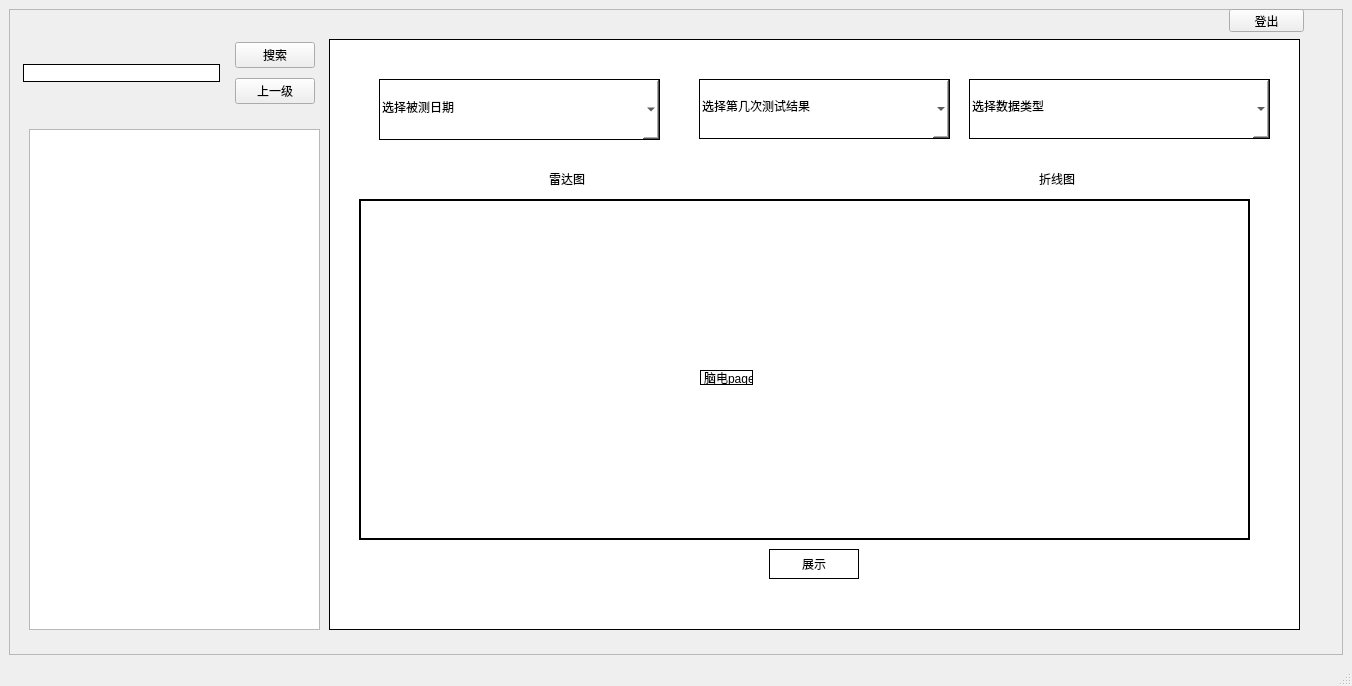
Above: mainwindow.ui from LyraHeartstrings17/BCI_management_system before the change. Below: the same form after it.
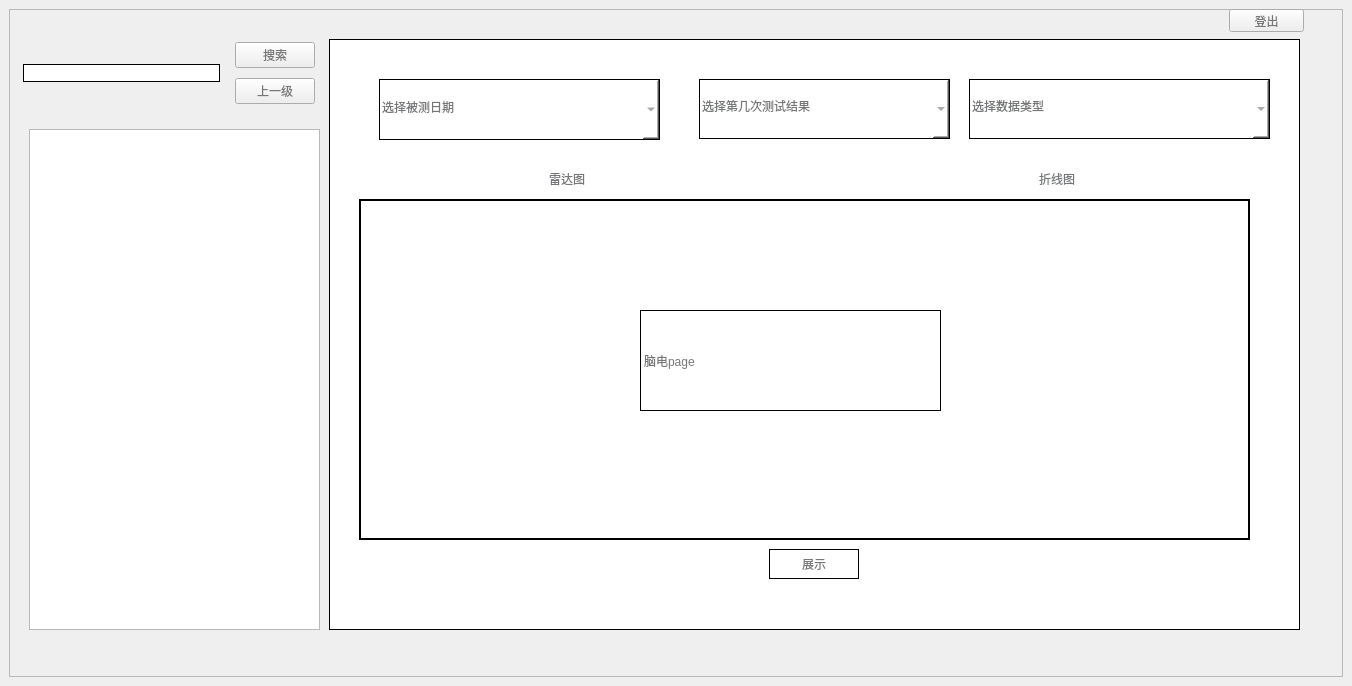
That is the form after the change. The open tabs and pages were chosen to show the change. Custom widgets are drawn as their Qt base class.

What changed in the file:
```diff
--- a/mainwindow.ui
+++ b/mainwindow.ui
@@ -14,15 +14,25 @@
    <string>MainWindow</string>
   </property>
   <property name="styleSheet">
-   <string notr="true"/>
+   <string notr="true">*{
+	font: 25 9pt &quot;Alibaba PuHuiTi 2.0&quot;;
+	color: rgb(118, 119, 121);
+}
+</string>
   </property>
   <widget class="QWidget" name="centralwidget">
    <property name="styleSheet">
     <string notr="true"/>
    </property>
-   <layout class="QVBoxLayout" name="verticalLayout">
-    <item>
      <widget class="QFrame" name="frame_2">
+    <property name="geometry">
+     <rect>
+      <x>9</x>
+      <y>9</y>
+      <width>1334</width>
+      <height>668</height>
+     </rect>
+    </property>
       <property name="styleSheet">
        <string notr="true">QFrame {
 	background-color: rgb(244, 242, 255)
@@ -47,7 +57,7 @@
        <property name="styleSheet">
         <string notr="true">QWidget {
     border: 1px solid black;  /* 设置边框为黑色，边框宽度为1像素 */
-    background-color: white; /* 设置背景颜色为白色 */
+	background-color: rgb(255, 255, 255);
 }</string>
        </property>
        <widget class="QPushButton" name="showBtn">
@@ -171,10 +181,10 @@
          <widget class="QLabel" name="label_3">
           <property name="geometry">
            <rect>
-            <x>340</x>
-            <y>170</y>
-            <width>53</width>
-            <height>15</height>
+          <x>280</x>
+          <y>110</y>
+          <width>301</width>
+          <height>101</height>
            </rect>
           </property>
           <property name="text">
@@ -298,10 +308,7 @@
        </property>
       </widget>
      </widget>
-    </item>
-   </layout>
   </widget>
-  <widget class="QStatusBar" name="statusbar"/>
  </widget>
  <customwidgets>
   <customwidget>
```
Left out of the diff: 8 changed lines with no effect on the pictures. Lines whose indentation alone changed are shown as unchanged.
